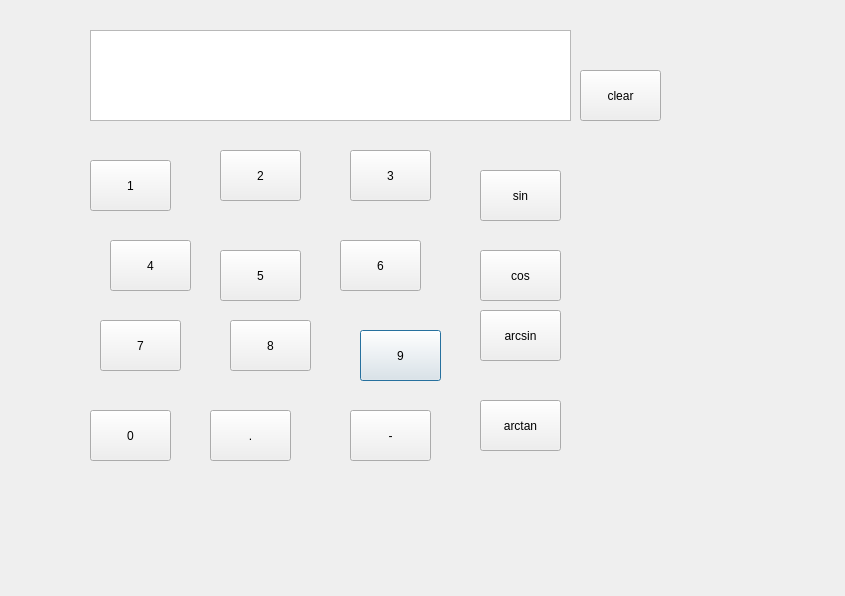
backla/-, file ui/calyh.ui: the form before one commit.
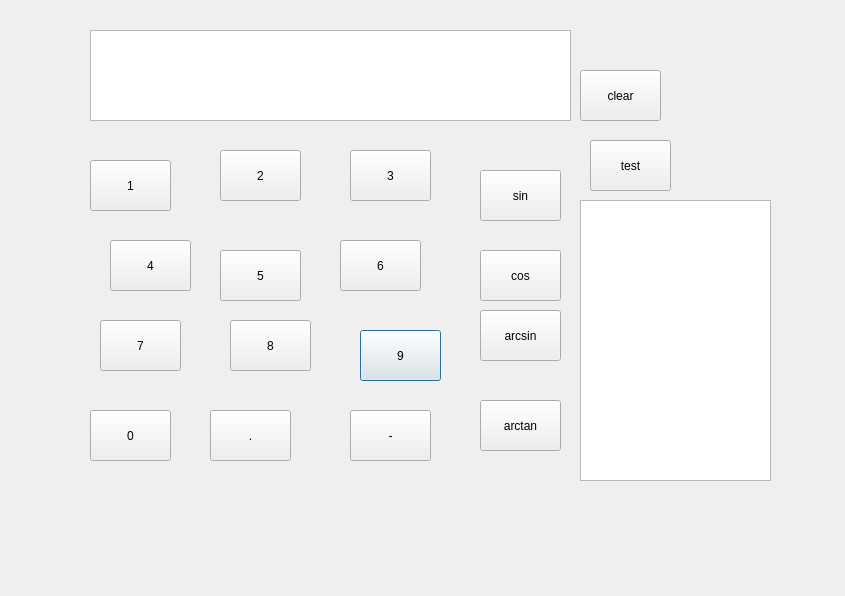
The form after the commit.

Patch:
```diff
--- a/ui/calyh.ui
+++ b/ui/calyh.ui
@@ -244,6 +244,29 @@
     </rect>
    </property>
   </widget>
+  <widget class="QPushButton" name="btntest">
+   <property name="geometry">
+    <rect>
+     <x>590</x>
+     <y>140</y>
+     <width>81</width>
+     <height>51</height>
+    </rect>
+   </property>
+   <property name="text">
+    <string>test</string>
+   </property>
+  </widget>
+  <widget class="QTextEdit" name="editYh2">
+   <property name="geometry">
+    <rect>
+     <x>580</x>
+     <y>200</y>
+     <width>191</width>
+     <height>281</height>
+    </rect>
+   </property>
+  </widget>
  </widget>
  <layoutdefault spacing="6" margin="11"/>
  <resources/>
```
